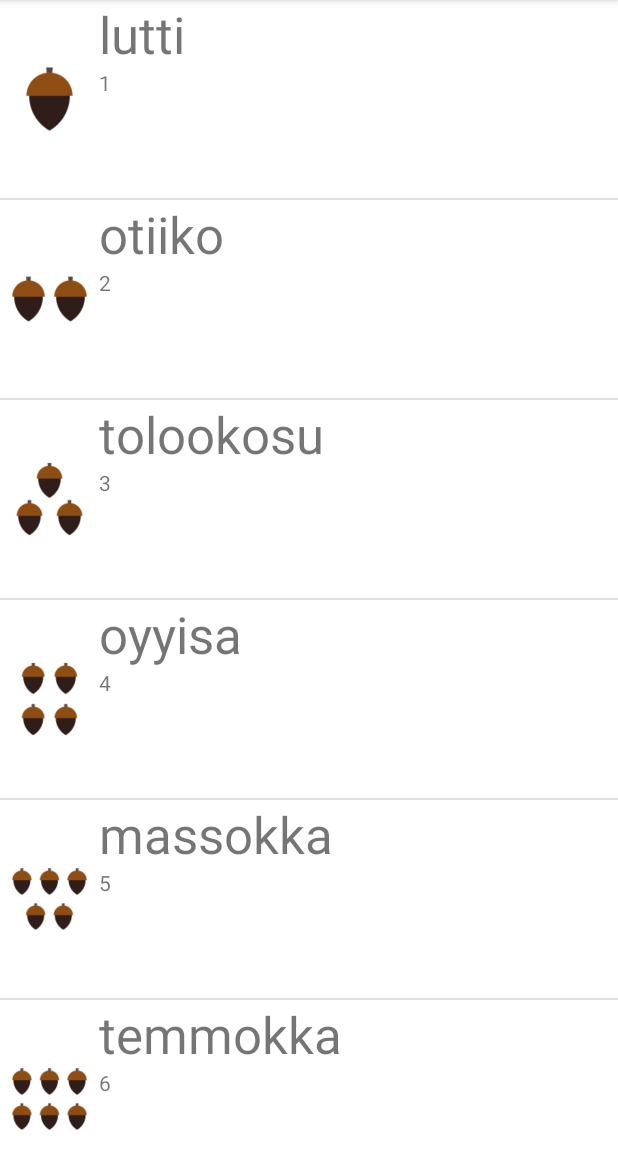
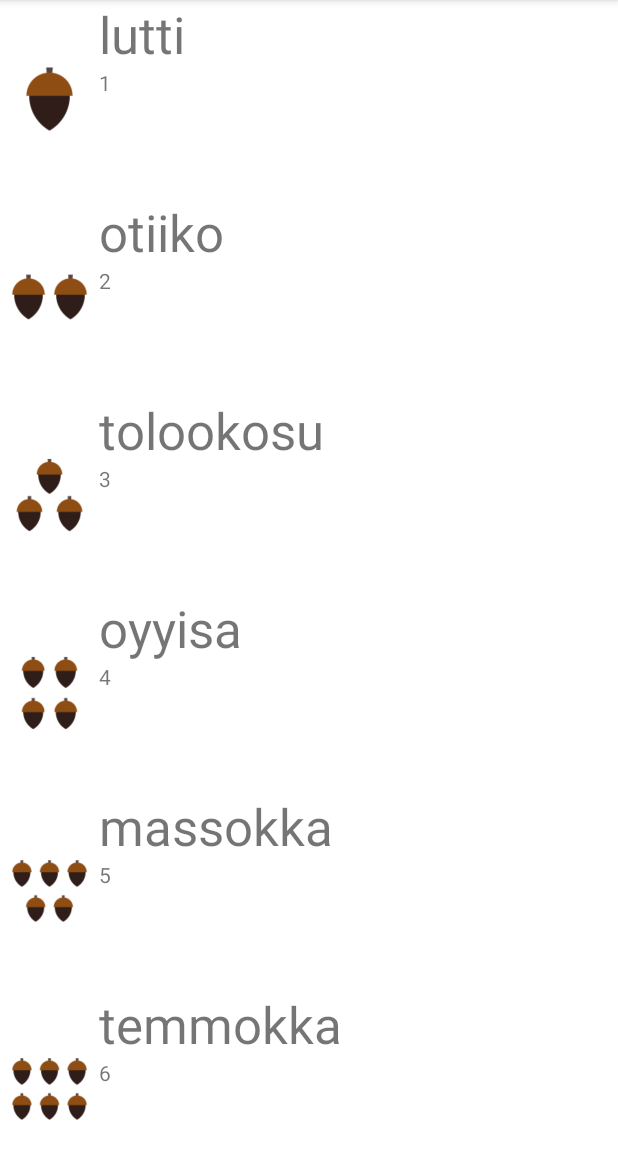
Before and after one commit to dcrew44/ArrayAdapter, an Android app: the screen it shows after launch (MainActivity), on a phone screen of 412 x 824 dp, the part 84-1236 px from its top. Run offline under Robolectric (Android 15) with nearby library versions, the phone set to English and light mode, and no system bars.

Commit message:
Changed to use Recycler View

```diff
--- a/app/src/main/java/com/example/arrayadapter/MainActivity.java
+++ b/app/src/main/java/com/example/arrayadapter/MainActivity.java
@@ -1,12 +1,9 @@
 package com.example.arrayadapter;
 
-import android.media.MediaPlayer;
 import android.os.Bundle;
-import android.widget.ListView;
 
 import androidx.appcompat.app.AppCompatActivity;
-
-import java.util.ArrayList;
+import androidx.recyclerview.widget.RecyclerView;
 
 public class MainActivity extends AppCompatActivity {
 
@@ -15,28 +12,22 @@ public class MainActivity extends AppCompatActivity {
         super.onCreate(savedInstanceState);
         setContentView(R.layout.activity_main);
 
-        ArrayList<Word> words = new ArrayList<Word>();
-        words.add(new Word("lutti", "1", R.raw.number_one, R.drawable.number_one));
-        words.add(new Word("otiiko", "2", R.raw.number_two, R.drawable.number_two));
-        words.add(new Word("tolookosu", "3", R.raw.number_three, R.drawable.number_three));
-        words.add(new Word("oyyisa", "4", R.raw.number_four, R.drawable.number_four));
-        words.add(new Word("massokka", "5", R.raw.number_five, R.drawable.number_five));
-        words.add(new Word("temmokka", "6", R.raw.number_six, R.drawable.number_six));
-        words.add(new Word("kenekaku", "7", R.raw.number_seven, R.drawable.number_seven));
-        words.add(new Word("kawinta", "8", R.raw.number_eight, R.drawable.number_eight));
-        words.add(new Word("wo’e", "9", R.raw.number_nine, R.drawable.number_nine));
-        words.add(new Word("na’aacha", "10", R.raw.number_ten, R.drawable.number_ten));
+        Word[] words = new Word[10];
+        words[0] = new Word("lutti", "1", R.raw.number_one, R.drawable.number_one);
+        words[1] = new Word("otiiko", "2", R.raw.number_two, R.drawable.number_two);
+        words[2] = new Word("tolookosu", "3", R.raw.number_three, R.drawable.number_three);
+        words[3] = new Word("oyyisa", "4", R.raw.number_four, R.drawable.number_four);
+        words[4] = new Word("massokka", "5", R.raw.number_five, R.drawable.number_five);
+        words[5] = new Word("temmokka", "6", R.raw.number_six, R.drawable.number_six);
+        words[6] = new Word("kenekaku", "7", R.raw.number_seven, R.drawable.number_seven);
+        words[7] = new Word("kawinta", "8", R.raw.number_eight, R.drawable.number_eight);
+        words[8] = new Word("wo’e", "9", R.raw.number_nine, R.drawable.number_nine);
+        words[9] = new Word("na’aacha", "10", R.raw.number_ten, R.drawable.number_ten);
 
+        WordAdapter adapter = new WordAdapter(words);
+        RecyclerView recyclerView = findViewById(R.id.list);
+        recyclerView.setAdapter(adapter);
 
-        WordAdapter adapter = new WordAdapter(this, words);
-
-        ListView listView = (ListView) findViewById(R.id.list);
-        listView.setAdapter(adapter);
-        listView.setOnItemClickListener((parent, view, position, id) -> {
-            Word word = words.get(position);
-            MediaPlayer mediaPlayer = MediaPlayer.create(MainActivity.this, word.getAudioId());
-            mediaPlayer.start();
-        });
 
     }
 }
--- a/app/src/main/java/com/example/arrayadapter/Word.java
+++ b/app/src/main/java/com/example/arrayadapter/Word.java
@@ -1,12 +1,12 @@
 package com.example.arrayadapter;
 
 public class Word {
-    private String eWord;
-    private String mWord;
-    private int audioId;
     public int imageId;
+    private final String eWord;
+    private final String mWord;
+    private final int audioId;
 
-    public Word(String eWord, String mWord,int audioId, int imageId) {
+    public Word(String eWord, String mWord, int audioId, int imageId) {
         this.eWord = eWord;
         this.mWord = mWord;
         this.audioId = audioId;
@@ -30,20 +30,8 @@ public class Word {
         return audioId;
     }
 
-    // Setters
-    public void setEWord(String eWord) {
-        this.eWord = eWord;
-    }
 
-    public void setMWord(String mWord) {
-        this.mWord = mWord;
-    }
-
-    public void setAudioId(int audioId) {
-        this.audioId = audioId;
-    }
-
-    public void setImageId(int imageId) {
-        this.imageId = imageId;
+    public boolean hasImage() {
+        return imageId != -1;
     }
 }
--- a/app/src/main/java/com/example/arrayadapter/WordAdapter.java
+++ b/app/src/main/java/com/example/arrayadapter/WordAdapter.java
@@ -1,37 +1,43 @@
 package com.example.arrayadapter;
 
-import android.app.Activity;
+import android.media.MediaPlayer;
 import android.view.LayoutInflater;
 import android.view.View;
 import android.view.ViewGroup;
-import android.widget.ArrayAdapter;
-import android.widget.ImageView;
-import android.widget.TextView;
 
-import java.util.ArrayList;
+import androidx.annotation.NonNull;
+import androidx.recyclerview.widget.RecyclerView;
 
-public class WordAdapter extends ArrayAdapter<Word> {
-    public WordAdapter(Activity context, ArrayList<Word> words) {
-        super(context, 0, words);
+public class WordAdapter extends RecyclerView.Adapter<WordHolder> {
+    private final Word[] words;
+
+    public WordAdapter(Word[] words) {
+        this.words = words;
     }
 
-    public View getView(int position, View convertView, ViewGroup parent) {
-        Word currentWord = getItem(position);
+    @NonNull
+    @Override
+    public WordHolder onCreateViewHolder(ViewGroup parent, int viewType) {
+        View view = LayoutInflater.from(parent.getContext()).inflate(R.layout.word_item, parent, false);
+        return new WordHolder(view);
+    }
 
-        View listItemView = convertView;
-        if (listItemView == null) {
-            listItemView = LayoutInflater.from(getContext()).inflate(R.layout.word_item, parent, false);
-        }
+    @Override
+    public void onBindViewHolder(WordHolder holder, int position) {
+        Word word = words[position];
+        holder.geteWord().setText(word.getEWord());
+        holder.getmWord().setText(word.getMWord());
+        holder.getImage().setImageResource(word.getImageId());
+        holder.itemView.setOnClickListener(v -> {
+            MediaPlayer mediaPlayer = MediaPlayer.create(v.getContext(), word.getAudioId());
+            mediaPlayer.start();
+        });
+    }
 
-        TextView englishTextView = (TextView) listItemView.findViewById(R.id.textView1);
-        TextView numberTextView = (TextView) listItemView.findViewById(R.id.textView2);
-        ImageView imageView = (ImageView) listItemView.findViewById(R.id.imageView2);
-
-        englishTextView.setText(currentWord.getEWord());
-        numberTextView.setText(currentWord.getMWord());
-        imageView.setImageResource(currentWord.getImageId());
+    @Override
+    public int getItemCount() {
+        return words.length;
+    }
 
 
-        return listItemView;
-    }
 }
--- /dev/null
+++ b/app/src/main/java/com/example/arrayadapter/WordHolder.java
@@ -0,0 +1,34 @@
+package com.example.arrayadapter;
+
+import android.view.View;
+import android.widget.ImageView;
+import android.widget.TextView;
+
+import androidx.recyclerview.widget.RecyclerView;
+
+public class WordHolder extends RecyclerView.ViewHolder {
+    private final TextView eWord;
+    private final TextView mWord;
+    private final ImageView image;
+
+    public WordHolder(View itemView) {
+        super(itemView);
+        eWord = itemView.findViewById(R.id.textView1);
+        mWord = itemView.findViewById(R.id.textView2);
+        image = itemView.findViewById(R.id.imageView2);
+
+    }
+
+    public TextView geteWord() {
+        return eWord;
+    }
+
+    public TextView getmWord() {
+        return mWord;
+    }
+
+    public ImageView getImage() {
+        return image;
+    }
+
+}
--- a/app/src/main/res/layout/activity_main.xml
+++ b/app/src/main/res/layout/activity_main.xml
@@ -1,19 +1,12 @@
 <?xml version="1.0" encoding="utf-8"?>
-<androidx.constraintlayout.widget.ConstraintLayout xmlns:android="http://schemas.android.com/apk/res/android"
+<androidx.recyclerview.widget.RecyclerView
+    xmlns:android="http://schemas.android.com/apk/res/android"
     xmlns:app="http://schemas.android.com/apk/res-auto"
     xmlns:tools="http://schemas.android.com/tools"
-    android:id="@+id/constraintLayout"
+    android:id="@+id/list"
     android:layout_width="match_parent"
     android:layout_height="match_parent"
     android:orientation="vertical"
-    tools:context=".MainActivity" >
-
-    <ListView
-        android:id="@+id/list"
-        android:layout_width="match_parent"
-        android:layout_height="match_parent"
-        app:layout_constraintBottom_toBottomOf="parent"
-        app:layout_constraintEnd_toEndOf="parent"
-        app:layout_constraintStart_toStartOf="parent"
-        app:layout_constraintTop_toTopOf="parent" />
-</androidx.constraintlayout.widget.ConstraintLayout>
+    tools:context=".MainActivity"
+    app:layoutManager="androidx.recyclerview.widget.LinearLayoutManager"
+    />
--- a/app/src/main/res/layout/word_item.xml
+++ b/app/src/main/res/layout/word_item.xml
@@ -3,7 +3,9 @@
     xmlns:app="http://schemas.android.com/apk/res-auto"
     xmlns:tools="http://schemas.android.com/tools"
     android:layout_width="match_parent"
-    android:layout_height="wrap_content">
+    android:layout_height="wrap_content"
+    android:outlineProvider="bounds"
+    >
 
     <ImageView
         android:id="@+id/imageView2"
```
